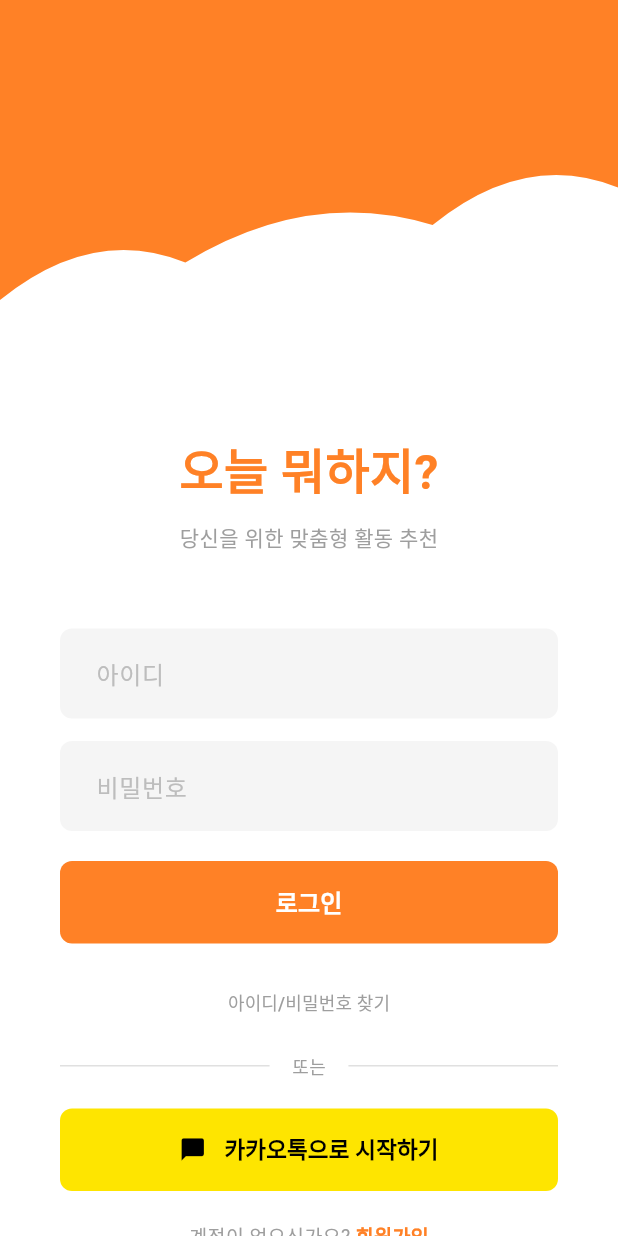
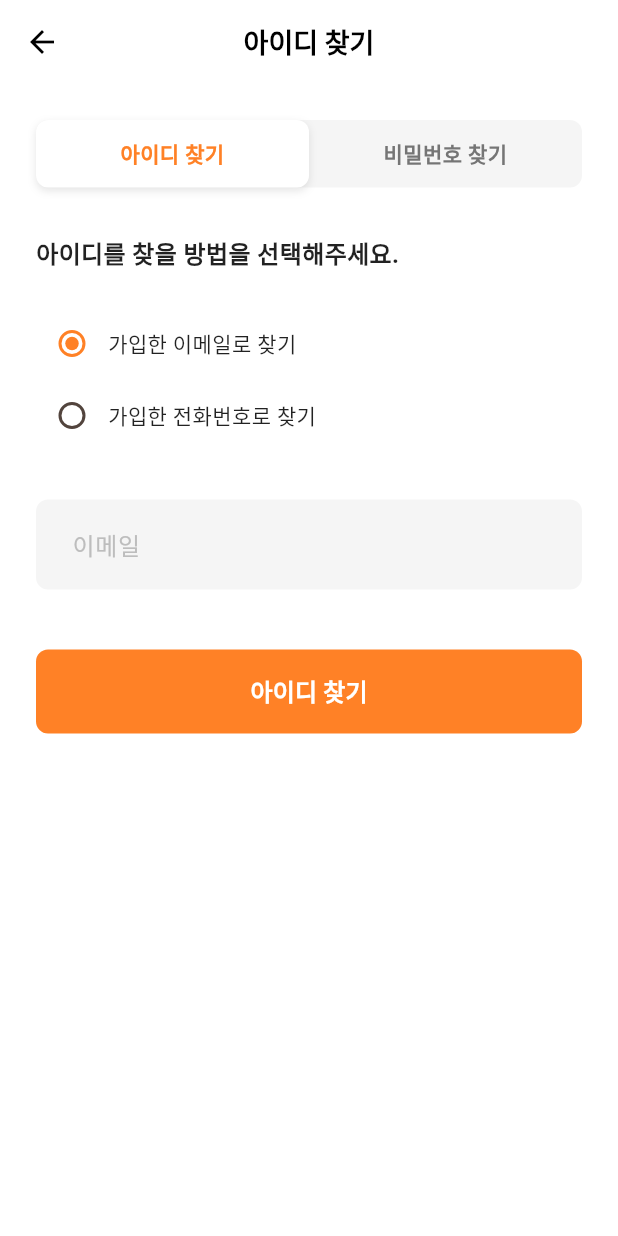
Before and after one commit to sswwdk/EclipseApp, a Flutter app: the screen it shows after launch, after a tap on "아이디/비밀번호 찾기", on a phone screen of 412 x 824 dp. Run offline on Flutter 3.47's test engine with Material 3 defaults, Android fonts, the phone set to English and light mode, and no system bars.

Commit message:
[feat] 아이디/비번착기 기능 추가, [refactor] 내정보 워딩 수정

```diff
--- /dev/null
+++ b/lib/login/find_account_screen.dart
@@ -0,0 +1,377 @@
+import 'package:flutter/material.dart';
+
+class FindAccountScreen extends StatefulWidget {
+  const FindAccountScreen({Key? key}) : super(key: key);
+
+  @override
+  State<FindAccountScreen> createState() => _FindAccountScreenState();
+}
+
+class _FindAccountScreenState extends State<FindAccountScreen> {
+  int _selectedTab = 0; // 0: 아이디 찾기, 1: 비밀번호 찾기
+  int _selectedMethod = 0; // 0: 이메일, 1: 전화번호
+
+  final TextEditingController _emailController = TextEditingController();
+  final TextEditingController _phoneController = TextEditingController();
+  final TextEditingController _idController = TextEditingController();
+
+  @override
+  void dispose() {
+    _emailController.dispose();
+    _phoneController.dispose();
+    _idController.dispose();
+    super.dispose();
+  }
+
+  void _findAccount() {
+    if (_selectedTab == 0) {
+      // 아이디 찾기
+      if (_selectedMethod == 0) {
+        // 이메일로 찾기
+        if (_emailController.text.isEmpty) {
+          _showSnackBar('이메일을 입력해주세요.');
+          return;
+        }
+        _showResultDialog('아이디 찾기', '입력하신 이메일로 아이디를 찾는 기능을 구현해주세요.');
+      } else {
+        // 전화번호로 찾기
+        if (_phoneController.text.isEmpty) {
+          _showSnackBar('전화번호를 입력해주세요.');
+          return;
+        }
+        _showResultDialog('아이디 찾기', '입력하신 전화번호로 아이디를 찾는 기능을 구현해주세요.');
+      }
+    } else {
+      // 비밀번호 찾기
+      if (_idController.text.isEmpty) {
+        _showSnackBar('아이디를 입력해주세요.');
+        return;
+      }
+      if (_selectedMethod == 0) {
+        // 이메일로 찾기
+        if (_emailController.text.isEmpty) {
+          _showSnackBar('이메일을 입력해주세요.');
+          return;
+        }
+        _showResultDialog('비밀번호 찾기', '입력하신 정보로 비밀번호를 찾는 기능을 구현해주세요.');
+      } else {
+        // 전화번호로 찾기
+        if (_phoneController.text.isEmpty) {
+          _showSnackBar('전화번호를 입력해주세요.');
+          return;
+        }
+        _showResultDialog('비밀번호 찾기', '입력하신 정보로 비밀번호를 찾는 기능을 구현해주세요.');
+      }
+    }
+  }
+
+  void _showResultDialog(String title, String message) {
+    showDialog(
+      context: context,
+      builder: (BuildContext context) {
+        return AlertDialog(
+          title: Text(title),
+          content: Text(message),
+          actions: [
+            TextButton(
+              onPressed: () {
+                Navigator.of(context).pop();
+              },
+              child: const Text(
+                '확인',
+                style: TextStyle(color: Color(0xFFFF8126)),
+              ),
+            ),
+          ],
+        );
+      },
+    );
+  }
+
+  void _showSnackBar(String message) {
+    ScaffoldMessenger.of(context).showSnackBar(
+      SnackBar(
+        content: Text(message),
+        backgroundColor: Color(0xFFFF8126),
+      ),
+    );
+  }
+
+  @override
+  Widget build(BuildContext context) {
+    return Scaffold(
+      backgroundColor: Colors.white,
+      appBar: AppBar(
+        backgroundColor: Colors.white,
+        elevation: 0,
+        leading: IconButton(
+          icon: const Icon(Icons.arrow_back, color: Colors.black),
+          onPressed: () => Navigator.pop(context),
+        ),
+        title: Text(
+          _selectedTab == 0 ? '아이디 찾기' : '비밀번호 찾기',
+          style: const TextStyle(
+            color: Colors.black,
+            fontSize: 18,
+            fontWeight: FontWeight.bold,
+          ),
+        ),
+        centerTitle: true,
+      ),
+      body: SafeArea(
+        child: SingleChildScrollView(
+          padding: const EdgeInsets.all(24),
+          child: Column(
+            crossAxisAlignment: CrossAxisAlignment.start,
+            children: [
+              // 탭 버튼들
+              Container(
+                decoration: BoxDecoration(
+                  color: const Color(0xFFF5F5F5),
+                  borderRadius: BorderRadius.circular(8),
+                ),
+                child: Row(
+                  children: [
+                    Expanded(
+                      child: GestureDetector(
+                        onTap: () {
+                          setState(() {
+                            _selectedTab = 0;
+                            _selectedMethod = 0;
+                            _emailController.clear();
+                            _phoneController.clear();
+                            _idController.clear();
+                          });
+                        },
+                        child: Container(
+                          padding: const EdgeInsets.symmetric(vertical: 12),
+                          decoration: BoxDecoration(
+                            color: _selectedTab == 0 ? Colors.white : Colors.transparent,
+                            borderRadius: BorderRadius.circular(8),
+                            boxShadow: _selectedTab == 0
+                                ? [
+                                    BoxShadow(
+                                      color: Colors.black.withOpacity(0.1),
+                                      blurRadius: 4,
+                                      offset: const Offset(0, 2),
+                                    ),
+                                  ]
+                                : null,
+                          ),
+                          child: Text(
+                            '아이디 찾기',
+                            textAlign: TextAlign.center,
+                            style: TextStyle(
+                              fontSize: 14,
+                              fontWeight: FontWeight.w600,
+                              color: _selectedTab == 0
+                                  ? const Color(0xFFFF8126)
+                                  : Colors.grey[600],
+                            ),
+                          ),
+                        ),
+                      ),
+                    ),
+                    Expanded(
+                      child: GestureDetector(
+                        onTap: () {
+                          setState(() {
+                            _selectedTab = 1;
+                            _selectedMethod = 0;
+                            _emailController.clear();
+                            _phoneController.clear();
+                            _idController.clear();
+                          });
+                        },
+                        child: Container(
+                          padding: const EdgeInsets.symmetric(vertical: 12),
+                          decoration: BoxDecoration(
+                            color: _selectedTab == 1 ? Colors.white : Colors.transparent,
+                            borderRadius: BorderRadius.circular(8),
+                            boxShadow: _selectedTab == 1
+                                ? [
+                                    BoxShadow(
+                                      color: Colors.black.withOpacity(0.1),
+                                      blurRadius: 4,
+                                      offset: const Offset(0, 2),
+                                    ),
+                                  ]
+                                : null,
+                          ),
+                          child: Text(
+                            '비밀번호 찾기',
+                            textAlign: TextAlign.center,
+                            style: TextStyle(
+                              fontSize: 14,
+                              fontWeight: FontWeight.w600,
+                              color: _selectedTab == 1
+                                  ? const Color(0xFFFF8126)
+                                  : Colors.grey[600],
+                            ),
+                          ),
+                        ),
+                      ),
+                    ),
+                  ],
+                ),
+              ),
+
+              const SizedBox(height: 32),
+
+              // 안내 텍스트
+              Text(
+                _selectedTab == 0
+                    ? '아이디를 찾을 방법을 선택해주세요.'
+                    : '비밀번호를 찾을 방법을 선택해주세요.',
+                style: const TextStyle(
+                  fontSize: 16,
+                  fontWeight: FontWeight.w600,
+                  color: Colors.black87,
+                ),
+              ),
+
+              const SizedBox(height: 24),
+
+               // 방법 선택 (라디오 버튼)
+               Column(
+                 children: [
+                   Row(
+                     children: [
+                       Radio<int>(
+                         value: 0,
+                         groupValue: _selectedMethod,
+                         onChanged: (int? value) {
+                           setState(() {
+                             _selectedMethod = value!;
+                           });
+                         },
+                         activeColor: const Color(0xFFFF8126),
+                       ),
+                       Expanded(
+                         child: GestureDetector(
+                           onTap: () {
+                             setState(() {
+                               _selectedMethod = 0;
+                             });
+                           },
+                           child: const Text(
+                             '가입한 이메일로 찾기',
+                             style: TextStyle(
+                               fontSize: 14,
+                               color: Colors.black87,
+                             ),
+                           ),
+                         ),
+                       ),
+                     ],
+                   ),
+                   Row(
+                     children: [
+                       Radio<int>(
+                         value: 1,
+                         groupValue: _selectedMethod,
+                         onChanged: (int? value) {
+                           setState(() {
+                             _selectedMethod = value!;
+                           });
+                         },
+                         activeColor: const Color(0xFFFF8126),
+                       ),
+                       Expanded(
+                         child: GestureDetector(
+                           onTap: () {
+                             setState(() {
+                               _selectedMethod = 1;
+                             });
+                           },
+                           child: const Text(
+                             '가입한 전화번호로 찾기',
+                             style: TextStyle(
+                               fontSize: 14,
+                               color: Colors.black87,
+                             ),
+                           ),
+                         ),
+                       ),
+                     ],
+                   ),
+                 ],
+               ),
+
+              const SizedBox(height: 32),
+
+              // 입력 필드들
+              if (_selectedTab == 1) ...[
+                // 비밀번호 찾기일 때만 아이디 입력 필드 표시
+                TextField(
+                  controller: _idController,
+                  decoration: InputDecoration(
+                    hintText: '아이디',
+                    hintStyle: TextStyle(color: Colors.grey[400]),
+                    filled: true,
+                    fillColor: const Color(0xFFF5F5F5),
+                    border: OutlineInputBorder(
+                      borderRadius: BorderRadius.circular(8),
+                      borderSide: BorderSide.none,
+                    ),
+                    contentPadding: const EdgeInsets.symmetric(
+                      horizontal: 20,
+                      vertical: 18,
+                    ),
+                  ),
+                ),
+                const SizedBox(height: 16),
+              ],
+
+              // 이메일 또는 전화번호 입력 필드
+              TextField(
+                controller: _selectedMethod == 0 ? _emailController : _phoneController,
+                keyboardType: _selectedMethod == 0 ? TextInputType.emailAddress : TextInputType.phone,
+                decoration: InputDecoration(
+                  hintText: _selectedMethod == 0 ? '이메일' : '전화번호',
+                  hintStyle: TextStyle(color: Colors.grey[400]),
+                  filled: true,
+                  fillColor: const Color(0xFFF5F5F5),
+                  border: OutlineInputBorder(
+                    borderRadius: BorderRadius.circular(8),
+                    borderSide: BorderSide.none,
+                  ),
+                  contentPadding: const EdgeInsets.symmetric(
+                    horizontal: 20,
+                    vertical: 18,
+                  ),
+                ),
+              ),
+
+              const SizedBox(height: 40),
+
+              // 찾기 버튼
+              SizedBox(
+                width: double.infinity,
+                child: ElevatedButton(
+                  onPressed: _findAccount,
+                  style: ElevatedButton.styleFrom(
+                    backgroundColor: const Color(0xFFFF8126),
+                    padding: const EdgeInsets.symmetric(vertical: 16),
+                    shape: RoundedRectangleBorder(
+                      borderRadius: BorderRadius.circular(8),
+                    ),
+                    elevation: 0,
+                  ),
+                  child: Text(
+                    _selectedTab == 0 ? '아이디 찾기' : '비밀번호 찾기',
+                    style: const TextStyle(
+                      fontSize: 16,
+                      fontWeight: FontWeight.bold,
+                      color: Colors.white,
+                    ),
+                  ),
+                ),
+              ),
+            ],
+          ),
+        ),
+      ),
+    );
+  }
+}
--- a/lib/login/login_screen.dart
+++ b/lib/login/login_screen.dart
@@ -1,6 +1,7 @@
 import 'package:flutter/material.dart';
 import '../widgets/wave_painter.dart';
 import 'signup_screen.dart';
+import 'find_account_screen.dart';
 import '../screens/home.dart';
 
 class LoginScreen extends StatefulWidget {
@@ -145,7 +146,12 @@ class _LoginScreenState extends State<LoginScreen> {
 
               // 아이디/비밀번호 찾기
               TextButton(
-                onPressed: () {},
+                onPressed: () {
+                  Navigator.push(
+                    context,
+                    MaterialPageRoute(builder: (context) => const FindAccountScreen()),
+                  );
+                },
                 child: const Text(
                   '아이디/비밀번호 찾기',
                   style: TextStyle(
--- a/lib/make_todo/make_todo_main.dart
+++ b/lib/make_todo/make_todo_main.dart
@@ -117,7 +117,7 @@ class _HomeScreenState extends State<HomeScreen> {
               setState(() => _selectedIndex = i);
               Navigator.of(context).push(
                 MaterialPageRoute(
-                  builder: (_) => MyInfoScreen(fromScreen: 'make_todo'),
+                  builder: (_) => const MyInfoScreen(),
                 ),
               );
             }
--- a/lib/myinfo/myinfo_screen.dart
+++ b/lib/myinfo/myinfo_screen.dart
@@ -118,7 +118,7 @@ class MyInfoScreen extends StatelessWidget {
                   );
                 },
                 child: const Text(
-                  '닉네임',
+                  '내 프로필',
                   style: TextStyle(
                     fontSize: 18,
                     fontWeight: FontWeight.w600,
```
